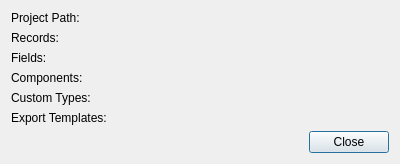
This is Source/Tome/Features/Projects/View/projectoverviewwindow.ui in npruehs/tome-editor as Qt 5 draws it before an edit. The edited form follows.
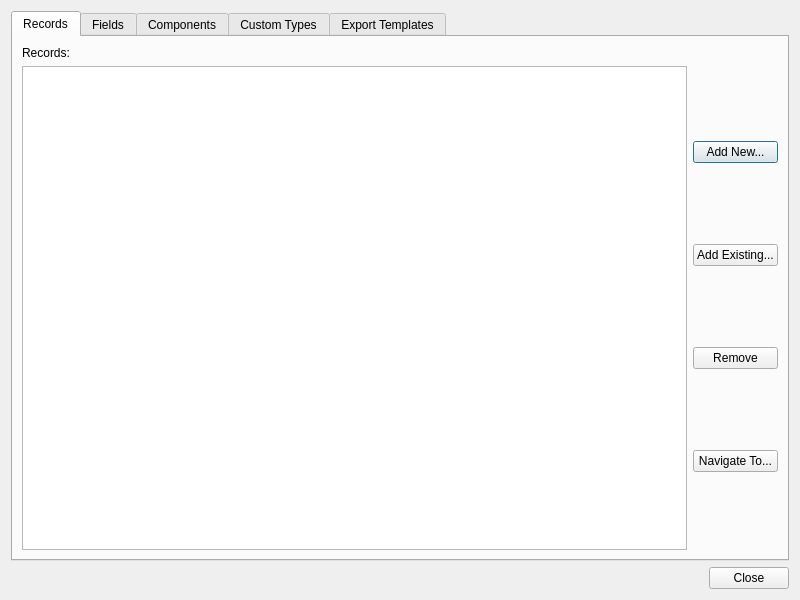
This is the edited form.

Commit message: ADDED: Project - Adding new or existing record files, removing record files, and navigating to record files.

The edit to the form file:
```diff
--- a/Source/Tome/Features/Projects/View/projectoverviewwindow.ui
+++ b/Source/Tome/Features/Projects/View/projectoverviewwindow.ui
@@ -6,99 +6,204 @@
    <rect>
     <x>0</x>
     <y>0</y>
-    <width>400</width>
-    <height>155</height>
+    <width>800</width>
+    <height>600</height>
    </rect>
   </property>
   <property name="windowTitle">
    <string>Project Overview</string>
   </property>
-  <layout class="QFormLayout" name="formLayout_2">
-   <item row="0" column="0">
-    <widget class="QLabel" name="labelProjectPath">
-     <property name="text">
-      <string>Project Path:</string>
+  <layout class="QVBoxLayout" name="verticalLayout">
+   <item>
+    <widget class="QTabWidget" name="tabWidget">
+     <property name="currentIndex">
+      <number>0</number>
      </property>
-    </widget>
-   </item>
-   <item row="0" column="1">
-    <widget class="QLabel" name="labelProjectPathValue">
-     <property name="text">
-      <string/>
-     </property>
-    </widget>
-   </item>
-   <item row="1" column="0">
+     <widget class="QWidget" name="tabRecords">
+      <attribute name="title">
+       <string>Records</string>
+      </attribute>
+      <layout class="QVBoxLayout" name="verticalLayout_2">
+       <item>
+        <layout class="QHBoxLayout" name="horizontalLayoutRecordCount">
+         <item>
     <widget class="QLabel" name="labelRecords">
+           <property name="maximumSize">
+            <size>
+             <width>50</width>
+             <height>16777215</height>
+            </size>
+           </property>
      <property name="text">
       <string>Records:</string>
      </property>
     </widget>
    </item>
-   <item row="1" column="1">
+         <item>
     <widget class="QLabel" name="labelRecordsValue">
      <property name="text">
       <string/>
      </property>
     </widget>
    </item>
-   <item row="2" column="0">
+        </layout>
+       </item>
+       <item>
+        <layout class="QHBoxLayout" name="horizontalLayoutRecords">
+         <item>
+          <widget class="QListWidget" name="listWidgetRecords"/>
+         </item>
+         <item>
+          <layout class="QVBoxLayout" name="verticalLayoutRecordsButtons">
+           <item>
+            <widget class="QPushButton" name="pushButtonAddNewRecordsFile">
+             <property name="text">
+              <string>Add New...</string>
+             </property>
+            </widget>
+           </item>
+           <item>
+            <widget class="QPushButton" name="pushButtonAddExistingRecordsFile">
+             <property name="text">
+              <string>Add Existing...</string>
+             </property>
+            </widget>
+           </item>
+           <item>
+            <widget class="QPushButton" name="pushButtonRemoveRecordsFile">
+             <property name="text">
+              <string>Remove</string>
+             </property>
+            </widget>
+           </item>
+           <item>
+            <widget class="QPushButton" name="pushButtonNavigateToRecordsFile">
+             <property name="text">
+              <string>Navigate To...</string>
+             </property>
+            </widget>
+           </item>
+          </layout>
+         </item>
+        </layout>
+       </item>
+      </layout>
+     </widget>
+     <widget class="QWidget" name="tabFields">
+      <attribute name="title">
+       <string>Fields</string>
+      </attribute>
+      <layout class="QVBoxLayout" name="verticalLayout_3">
+       <item>
+        <layout class="QHBoxLayout" name="horizontalLayoutFieldCount">
+         <item>
     <widget class="QLabel" name="labelFields">
      <property name="text">
       <string>Fields:</string>
      </property>
     </widget>
    </item>
-   <item row="2" column="1">
+         <item>
     <widget class="QLabel" name="labelFieldsValue">
      <property name="text">
       <string/>
      </property>
     </widget>
    </item>
-   <item row="3" column="0">
+        </layout>
+       </item>
+       <item>
+        <layout class="QHBoxLayout" name="horizontalLayoutFields"/>
+       </item>
+      </layout>
+     </widget>
+     <widget class="QWidget" name="tabComponents">
+      <attribute name="title">
+       <string>Components</string>
+      </attribute>
+      <layout class="QVBoxLayout" name="verticalLayout_4">
+       <item>
+        <layout class="QHBoxLayout" name="horizontalLayoutComponentCount">
+         <item>
     <widget class="QLabel" name="labelComponents">
      <property name="text">
       <string>Components:</string>
      </property>
     </widget>
    </item>
-   <item row="3" column="1">
+         <item>
     <widget class="QLabel" name="labelComponentsValue">
      <property name="text">
       <string/>
      </property>
     </widget>
    </item>
-   <item row="4" column="0">
+        </layout>
+       </item>
+       <item>
+        <layout class="QHBoxLayout" name="horizontalLayoutComponents"/>
+       </item>
+      </layout>
+     </widget>
+     <widget class="QWidget" name="tabCustomTypes">
+      <attribute name="title">
+       <string>Custom Types</string>
+      </attribute>
+      <layout class="QVBoxLayout" name="verticalLayout_5">
+       <item>
+        <layout class="QHBoxLayout" name="horizontalLayoutTypeCount">
+         <item>
     <widget class="QLabel" name="labelCustomTypes">
      <property name="text">
       <string>Custom Types:</string>
      </property>
     </widget>
    </item>
-   <item row="4" column="1">
+         <item>
     <widget class="QLabel" name="labelCustomTypesValue">
      <property name="text">
       <string/>
      </property>
     </widget>
    </item>
-   <item row="5" column="0">
+        </layout>
+       </item>
+       <item>
+        <layout class="QHBoxLayout" name="horizontalLayoutTypes"/>
+       </item>
+      </layout>
+     </widget>
+     <widget class="QWidget" name="tabExportTemplates">
+      <attribute name="title">
+       <string>Export Templates</string>
+      </attribute>
+      <layout class="QVBoxLayout" name="verticalLayout_6">
+       <item>
+        <layout class="QHBoxLayout" name="horizontalLayoutExportTemplateCount">
+         <item>
     <widget class="QLabel" name="labelExportTemplates">
      <property name="text">
       <string>Export Templates:</string>
      </property>
     </widget>
    </item>
-   <item row="5" column="1">
+         <item>
     <widget class="QLabel" name="labelExportTemplatesValue">
      <property name="text">
       <string/>
      </property>
     </widget>
    </item>
-   <item row="6" column="1">
+        </layout>
+       </item>
+       <item>
+        <layout class="QHBoxLayout" name="horizontalLayoutExportTemplates"/>
+       </item>
+      </layout>
+     </widget>
+    </widget>
+   </item>
+   <item>
     <widget class="QDialogButtonBox" name="buttonBox">
      <property name="orientation">
       <enum>Qt::Horizontal</enum>
```
Lines whose indentation alone changed are shown as unchanged. The commit also changes 9 other files.
